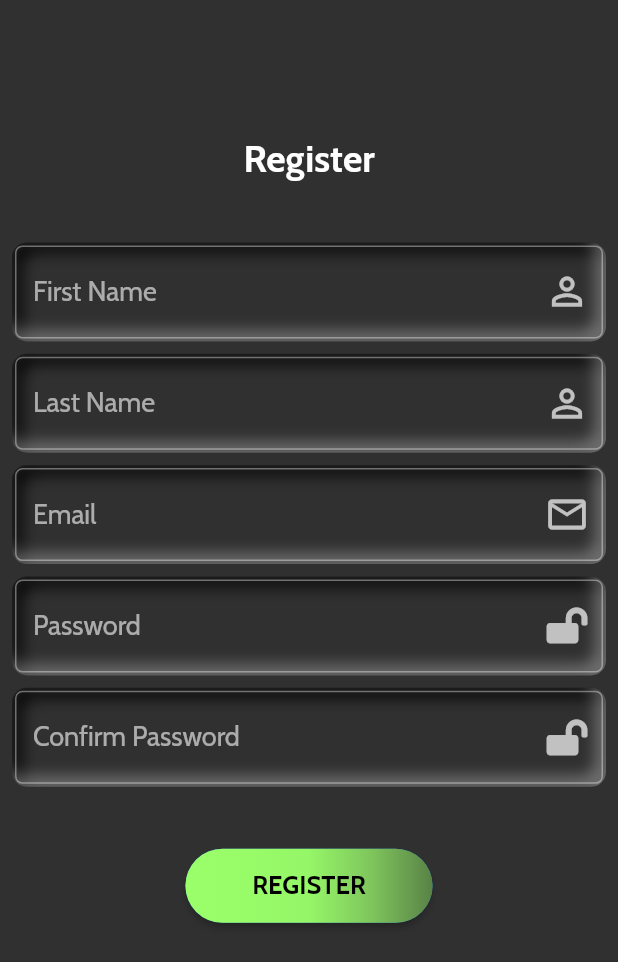
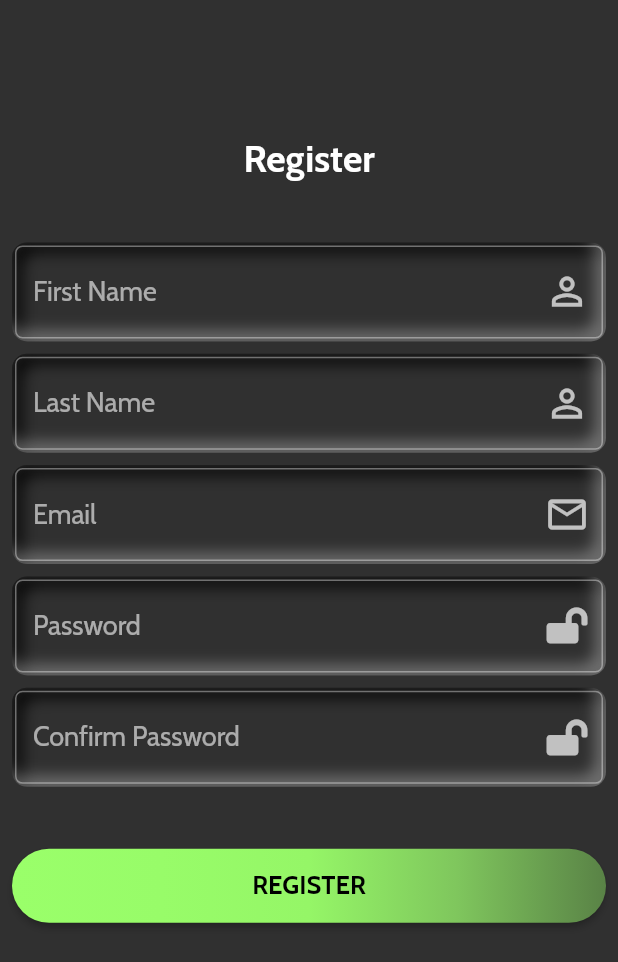
Before and after one commit to Taber1/SportsAppUIKIT, a Flutter app: the screen it shows after launch, after a tap on "Register", on a phone screen of 412 x 824 dp. Shown: the top 962 px of the screen. Run offline on Flutter 3.47's test engine with Material 2 defaults, Android fonts, the phone set to English and light mode, and no system bars; drawn by our look-alikes of flutter_neumorphic; our stand-ins replace flutter_svg, font_awesome_flutter; network calls fail; statements that could not run were skipped.

Commit message:
button bg color

```diff
--- a/lib/booking.dart
+++ b/lib/booking.dart
@@ -217,6 +217,7 @@ class _BookingScreenState extends State<BookingScreen> {
               height: MediaQuery.of(context).size.height * 0.05,
             ),
             RaisedButton(
+              color: Colors.transparent,
               onPressed: () {
                 Navigator.push(context,
                     MaterialPageRoute(builder: (context) => Booking2Screen()));
--- a/lib/filter.dart
+++ b/lib/filter.dart
@@ -552,6 +552,7 @@ class _FilterScreenState extends State<FilterScreen> {
                         height: MediaQuery.of(context).size.height * 0.03,
                       ),
                       RaisedButton(
+                        color: Colors.transparent,
                         onPressed: () {},
                         shape: RoundedRectangleBorder(
                             borderRadius: BorderRadius.circular(50.0)),
--- a/lib/game_details.dart
+++ b/lib/game_details.dart
@@ -214,6 +214,7 @@ class _EventDetailScreenState extends State<EventDetailScreen> {
                 height: MediaQuery.of(context).size.height * 0.08,
               ),
               RaisedButton(
+                color: Colors.transparent,
                 onPressed: () {},
                 shape: RoundedRectangleBorder(
                     borderRadius: BorderRadius.circular(50.0)),
--- a/lib/home.dart
+++ b/lib/home.dart
@@ -65,6 +65,7 @@ class _HomeScreenState extends State<HomeScreen> {
                 height: MediaQuery.of(context).size.height * 0.02,
               ),
               RaisedButton(
+                color: Colors.transparent,
                 onPressed: () {
                   Navigator.push(context,
                       MaterialPageRoute(builder: (context) => VenueScreen()));
@@ -134,6 +135,7 @@ class _HomeScreenState extends State<HomeScreen> {
                 height: MediaQuery.of(context).size.height * 0.02,
               ),
               RaisedButton(
+                color: Colors.transparent,
                 onPressed: () {
                   Navigator.push(
                       context,
@@ -195,6 +197,7 @@ class _HomeScreenState extends State<HomeScreen> {
                 height: MediaQuery.of(context).size.height * 0.02,
               ),
               RaisedButton(
+                color: Colors.transparent,
                 onPressed: () {},
                 shape: RoundedRectangleBorder(
                     borderRadius: BorderRadius.circular(50.0)),
--- a/lib/login.dart
+++ b/lib/login.dart
@@ -143,6 +143,7 @@ class _LoginScreenState extends State<LoginScreen> {
               height: MediaQuery.of(context).size.height * 0.05,
             ),
             RaisedButton(
+              color: Colors.transparent,
               onPressed: () {
                 Navigator.push(
                     context,
--- a/lib/player_profile.dart
+++ b/lib/player_profile.dart
@@ -540,6 +540,7 @@ class _ProfileScreenState extends State<ProfileScreen> {
                         width: MediaQuery.of(context).size.width * 0.23,
                       ),
                       RaisedButton(
+                        color: Colors.transparent,
                         onPressed: () {},
                         shape: RoundedRectangleBorder(
                             borderRadius: BorderRadius.circular(50.0)),
@@ -583,6 +584,7 @@ class _ProfileScreenState extends State<ProfileScreen> {
                 height: MediaQuery.of(context).size.height * 0.03,
               ),
               RaisedButton(
+                color: Colors.transparent,
                 onPressed: () {},
                 shape: RoundedRectangleBorder(
                     borderRadius: BorderRadius.circular(50.0)),
--- a/lib/register.dart
+++ b/lib/register.dart
@@ -172,6 +172,7 @@ class _RegisterScreenState extends State<RegisterScreen> {
                 height: MediaQuery.of(context).size.height * 0.05,
               ),
               RaisedButton(
+                color: Colors.transparent,
                 onPressed: () {
                   Navigator.push(
                       context,
@@ -193,7 +194,7 @@ class _RegisterScreenState extends State<RegisterScreen> {
                     borderRadius: BorderRadius.all(Radius.circular(80.0)),
                   ),
                   height: MediaQuery.of(context).size.height * 0.06,
-                  width: MediaQuery.of(context).size.height * 0.2,
+                  width: MediaQuery.of(context).size.height * 0.5,
                   alignment: Alignment.center,
                   child: const Text(
                     'REGISTER',
--- a/lib/select_sport.dart
+++ b/lib/select_sport.dart
@@ -264,6 +264,7 @@ class _SelectSportScreenState extends State<SelectSportScreen> {
                 height: MediaQuery.of(context).size.height * 0.05,
               ),
               RaisedButton(
+                color: Colors.transparent,
                 onPressed: () {
                   showAlertDialog(context);
                 },
--- a/lib/venue.dart
+++ b/lib/venue.dart
@@ -237,6 +237,7 @@ class _EachCardState extends State<EachCard> {
                   Padding(
                     padding: const EdgeInsets.only(right: 17.0),
                     child: RaisedButton(
+                      color: Colors.transparent,
                       onPressed: () {
                         Navigator.push(
                             context,
```
